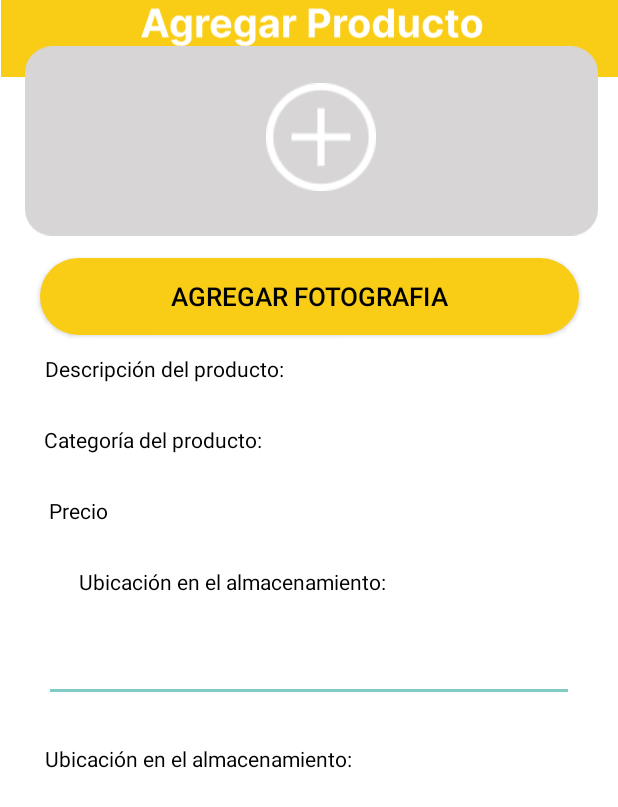
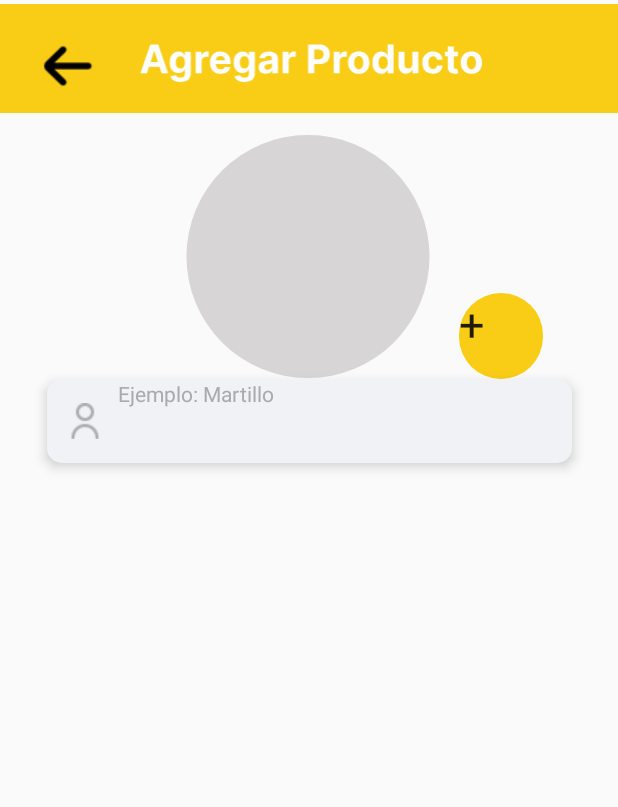
Before and after one commit to Ferreteria-Project/mobile4, an Android app built with Jetpack Compose: the agregarproducto3 screen opened directly, with no data from a screen before it, on a phone screen of 412 x 824 dp. Shown: the top 807 px of the screen. Run offline under Robolectric (Android 15) with nearby library versions, the phone set to English and light mode, and no system bars; our stand-ins replace CircleImageView.

Commit message:
Hfyuibruiehvruieszbf oscare lo odio

```diff
--- a/app/src/main/java/com/example/ferreteriafinal/DatosPersonales.kt
+++ b/app/src/main/java/com/example/ferreteriafinal/DatosPersonales.kt
@@ -35,8 +35,7 @@ class DatosPersonales : AppCompatActivity(), View.OnClickListener {
     private lateinit var databaseReference: DatabaseReference
 
     override fun onCreate(savedInstanceState: Bundle?) {
-        Thread.sleep(2000)
-        setTheme(R.style.splashcreen)
+
 
         super.onCreate(savedInstanceState)
         setContentView(R.layout.activity_datos_personales)
--- a/app/src/main/java/com/example/ferreteriafinal/LoginActivity.kt
+++ b/app/src/main/java/com/example/ferreteriafinal/LoginActivity.kt
@@ -18,6 +18,10 @@ class LoginActivity : AppCompatActivity() {
     private lateinit var firebaseAuth: FirebaseAuth
 
     override fun onCreate(savedInstanceState: Bundle?) {
+        Thread.sleep(2000)
+        setTheme(R.style.splashcreen)
+
+
         super.onCreate(savedInstanceState)
         setContentView(R.layout.activity_login)
 
--- a/app/src/main/java/com/example/ferreteriafinal/AgregarProducto.kt
+++ b/app/src/main/java/com/example/ferreteriafinal/agregarproducto3.kt
@@ -3,9 +3,9 @@ package com.example.ferreteriafinal
 import androidx.appcompat.app.AppCompatActivity
 import android.os.Bundle
 
-class AgregarProducto : AppCompatActivity() {
+class agregarproducto3 : AppCompatActivity() {
     override fun onCreate(savedInstanceState: Bundle?) {
         super.onCreate(savedInstanceState)
-        setContentView(R.layout.activity_agregar_producto)
+        setContentView(R.layout.activity_agregarproducto3)
     }
 }
--- /dev/null
+++ b/app/src/main/java/com/example/ferreteriafinal/ui/theme/Color.kt
@@ -0,0 +1,11 @@
+package com.example.ferreteriafinal.ui.theme
+
+import androidx.compose.ui.graphics.Color
+
+val Purple80 = Color(0xFFD0BCFF)
+val PurpleGrey80 = Color(0xFFCCC2DC)
+val Pink80 = Color(0xFFEFB8C8)
+
+val Purple40 = Color(0xFF6650a4)
+val PurpleGrey40 = Color(0xFF625b71)
+val Pink40 = Color(0xFF7D5260)
--- /dev/null
+++ b/app/src/main/java/com/example/ferreteriafinal/ui/theme/Theme.kt
@@ -0,0 +1,70 @@
+package com.example.ferreteriafinal.ui.theme
+
+import android.app.Activity
+import android.os.Build
+import androidx.compose.foundation.isSystemInDarkTheme
+import androidx.compose.material3.MaterialTheme
+import androidx.compose.material3.darkColorScheme
+import androidx.compose.material3.dynamicDarkColorScheme
+import androidx.compose.material3.dynamicLightColorScheme
+import androidx.compose.material3.lightColorScheme
+import androidx.compose.runtime.Composable
+import androidx.compose.runtime.SideEffect
+import androidx.compose.ui.graphics.toArgb
+import androidx.compose.ui.platform.LocalContext
+import androidx.compose.ui.platform.LocalView
+import androidx.core.view.WindowCompat
+
+private val DarkColorScheme = darkColorScheme(
+    primary = Purple80,
+    secondary = PurpleGrey80,
+    tertiary = Pink80
+)
+
+private val LightColorScheme = lightColorScheme(
+    primary = Purple40,
+    secondary = PurpleGrey40,
+    tertiary = Pink40
+
+    /* Other default colors to override
+    background = Color(0xFFFFFBFE),
+    surface = Color(0xFFFFFBFE),
+    onPrimary = Color.White,
+    onSecondary = Color.White,
+    onTertiary = Color.White,
+    onBackground = Color(0xFF1C1B1F),
+    onSurface = Color(0xFF1C1B1F),
+    */
+)
+
+@Composable
+fun FerreteriaFinalTheme(
+    darkTheme: Boolean = isSystemInDarkTheme(),
+    // Dynamic color is available on Android 12+
+    dynamicColor: Boolean = true,
+    content: @Composable () -> Unit
+) {
+    val colorScheme = when {
+        dynamicColor && Build.VERSION.SDK_INT >= Build.VERSION_CODES.S -> {
+            val context = LocalContext.current
+            if (darkTheme) dynamicDarkColorScheme(context) else dynamicLightColorScheme(context)
+        }
+
+        darkTheme -> DarkColorScheme
+        else -> LightColorScheme
+    }
+    val view = LocalView.current
+    if (!view.isInEditMode) {
+        SideEffect {
+            val window = (view.context as Activity).window
+            window.statusBarColor = colorScheme.primary.toArgb()
+            WindowCompat.getInsetsController(window, view).isAppearanceLightStatusBars = darkTheme
+        }
+    }
+
+    MaterialTheme(
+        colorScheme = colorScheme,
+        typography = Typography,
+        content = content
+    )
+}
--- /dev/null
+++ b/app/src/main/java/com/example/ferreteriafinal/ui/theme/Type.kt
@@ -0,0 +1,34 @@
+package com.example.ferreteriafinal.ui.theme
+
+import androidx.compose.material3.Typography
+import androidx.compose.ui.text.TextStyle
+import androidx.compose.ui.text.font.FontFamily
+import androidx.compose.ui.text.font.FontWeight
+import androidx.compose.ui.unit.sp
+
+// Set of Material typography styles to start with
+val Typography = Typography(
+    bodyLarge = TextStyle(
+        fontFamily = FontFamily.Default,
+        fontWeight = FontWeight.Normal,
+        fontSize = 16.sp,
+        lineHeight = 24.sp,
+        letterSpacing = 0.5.sp
+    )
+    /* Other default text styles to override
+    titleLarge = TextStyle(
+        fontFamily = FontFamily.Default,
+        fontWeight = FontWeight.Normal,
+        fontSize = 22.sp,
+        lineHeight = 28.sp,
+        letterSpacing = 0.sp
+    ),
+    labelSmall = TextStyle(
+        fontFamily = FontFamily.Default,
+        fontWeight = FontWeight.Medium,
+        fontSize = 11.sp,
+        lineHeight = 16.sp,
+        letterSpacing = 0.5.sp
+    )
+    */
+)
--- /dev/null
+++ b/app/src/main/res/drawable/rectangle.xml
@@ -0,0 +1,3 @@
+<svg width="327" height="108" viewBox="0 0 327 108" fill="none" xmlns="http://www.w3.org/2000/svg">
+<rect width="327" height="108" rx="15" fill="#D7D5D5"/>
+</svg>
--- a/app/src/main/res/layout/activity_agregar_producto.xml
+++ /dev/null
@@ -1,205 +0,0 @@
-<?xml version="1.0" encoding="utf-8"?>
-<androidx.constraintlayout.widget.ConstraintLayout xmlns:android="http://schemas.android.com/apk/res/android"
-    xmlns:app="http://schemas.android.com/apk/res-auto"
-    xmlns:tools="http://schemas.android.com/tools"
-    android:layout_width="match_parent"
-    android:layout_height="match_parent"
-    android:background="#FFFFFF">
-
-    <Button
-        android:id="@+id/btnSiguienteM2"
-        android:layout_width="359dp"
-        android:layout_height="51dp"
-        android:background="@drawable/button_edityellow"
-        android:text="agregar fotografia"
-        android:textColor="#000000"
-        android:textSize="17sp"
-        app:layout_constraintBottom_toBottomOf="parent"
-        app:layout_constraintEnd_toEndOf="parent"
-        app:layout_constraintStart_toStartOf="parent"
-        app:layout_constraintTop_toBottomOf="@+id/imageView8"
-        app:layout_constraintVertical_bias="0.019" />
-
-    <ImageView
-        android:id="@+id/imageView5"
-        android:layout_width="411dp"
-        android:layout_height="74dp"
-        app:layout_constraintBottom_toTopOf="@+id/imageView8"
-        app:layout_constraintEnd_toEndOf="parent"
-        app:layout_constraintStart_toStartOf="parent"
-        app:layout_constraintTop_toTopOf="parent"
-        app:srcCompat="@drawable/barra_superior_agregarp" />
-
-    <ImageView
-        android:id="@+id/imageView8"
-        android:layout_width="382dp"
-        android:layout_height="132dp"
-        app:layout_constraintBottom_toTopOf="@+id/textView4"
-        app:layout_constraintEnd_toEndOf="parent"
-        app:layout_constraintHorizontal_bias="0.551"
-        app:layout_constraintStart_toStartOf="parent"
-        app:layout_constraintTop_toTopOf="parent"
-        app:layout_constraintVertical_bias="0.15"
-        app:srcCompat="@drawable/rectangle_67" />
-
-    <ImageView
-        android:id="@+id/imageView9"
-        android:layout_width="wrap_content"
-        android:layout_height="wrap_content"
-        app:layout_constraintBottom_toBottomOf="@+id/imageView8"
-        app:layout_constraintEnd_toEndOf="@+id/imageView8"
-        app:layout_constraintHorizontal_bias="0.52"
-        app:layout_constraintStart_toStartOf="@+id/imageView8"
-        app:layout_constraintTop_toTopOf="@+id/imageView8"
-        app:layout_constraintVertical_bias="0.45"
-        app:srcCompat="@drawable/plus" />
-
-    <TextView
-        android:id="@+id/textView4"
-        android:layout_width="wrap_content"
-        android:layout_height="wrap_content"
-        android:text="Nombre del producto:"
-        android:textColor="#000000"
-        app:layout_constraintBottom_toTopOf="@+id/textView5"
-        app:layout_constraintEnd_toEndOf="parent"
-        app:layout_constraintHorizontal_bias="0.12"
-        app:layout_constraintStart_toStartOf="parent"
-        app:layout_constraintTop_toBottomOf="@+id/imageView8"
-        app:layout_constraintVertical_bias="0.067" />
-
-    <TextView
-        android:id="@+id/textView5"
-        android:layout_width="wrap_content"
-        android:layout_height="wrap_content"
-        android:text="Descripción del producto:"
-        android:textColor="#000000"
-        app:layout_constraintBottom_toTopOf="@+id/textView6"
-        app:layout_constraintEnd_toEndOf="parent"
-        app:layout_constraintHorizontal_bias="0.12"
-        app:layout_constraintStart_toStartOf="parent"
-        app:layout_constraintTop_toBottomOf="@+id/textView4"
-        app:layout_constraintVertical_bias="0.055" />
-
-    <TextView
-        android:id="@+id/textView6"
-        android:layout_width="wrap_content"
-        android:layout_height="wrap_content"
-        android:text="Categoría del producto:"
-        android:textColor="#000000"
-        app:layout_constraintBottom_toTopOf="@+id/textView7"
-        app:layout_constraintEnd_toEndOf="parent"
-        app:layout_constraintHorizontal_bias="0.109"
-        app:layout_constraintStart_toStartOf="parent"
-        app:layout_constraintTop_toBottomOf="@+id/textView5"
-        app:layout_constraintVertical_bias="0.055" />
-
-    <TextView
-        android:id="@+id/textView7"
-        android:layout_width="wrap_content"
-        android:layout_height="wrap_content"
-        android:text="Precio"
-        android:textColor="#000000"
-        app:layout_constraintBottom_toTopOf="@+id/textView8"
-        app:layout_constraintEnd_toEndOf="parent"
-        app:layout_constraintHorizontal_bias="0.088"
-        app:layout_constraintStart_toStartOf="parent"
-        app:layout_constraintTop_toBottomOf="@+id/textView6"
-        app:layout_constraintVertical_bias="0.055" />
-
-    <TextView
-        android:id="@+id/textView8"
-        android:layout_width="wrap_content"
-        android:layout_height="wrap_content"
-        android:text="Ubicación en el almacenamiento:"
-        android:textColor="#000000"
-        app:layout_constraintBottom_toTopOf="@+id/editTextTextPersonName"
-        app:layout_constraintEnd_toEndOf="parent"
-        app:layout_constraintHorizontal_bias="0.253"
-        app:layout_constraintStart_toStartOf="parent"
-        app:layout_constraintTop_toBottomOf="@+id/textView7"
-        app:layout_constraintVertical_bias="0.055" />
-
-    <TextView
-        android:id="@+id/textView9"
-        android:layout_width="wrap_content"
-        android:layout_height="wrap_content"
-        android:text="Ubicación en el almacenamiento:"
-        android:textColor="#000000"
-        app:layout_constraintBottom_toTopOf="@+id/editTextTextPersonName2"
-        app:layout_constraintEnd_toEndOf="parent"
-        app:layout_constraintHorizontal_bias="0.146"
-        app:layout_constraintStart_toStartOf="parent"
-        app:layout_constraintTop_toBottomOf="@+id/editTextTextPersonName"
-        app:layout_constraintVertical_bias="0.055" />
-
-    <EditText
-        android:id="@+id/editTextTextPersonName"
-        android:layout_width="353dp"
-        android:layout_height="42dp"
-        android:ems="10"
-        android:inputType="textPersonName"
-        android:text="Name"
-        app:layout_constraintBottom_toTopOf="@+id/textView9"
-        app:layout_constraintEnd_toEndOf="parent"
-        app:layout_constraintStart_toStartOf="parent"
-        app:layout_constraintTop_toBottomOf="@+id/textView8"
-        app:layout_constraintVertical_bias="0.055" />
-
-    <EditText
-        android:id="@+id/editTextTextPersonName2"
-        android:layout_width="353dp"
-        android:layout_height="42dp"
-        android:ems="10"
-        android:inputType="textPersonName"
-        android:text="Name"
-        app:layout_constraintBottom_toTopOf="@+id/editTextTextPersonName5"
-        app:layout_constraintEnd_toEndOf="parent"
-        app:layout_constraintHorizontal_bias="0.448"
-        app:layout_constraintStart_toStartOf="parent"
-        app:layout_constraintTop_toBottomOf="@+id/textView9"
-        app:layout_constraintVertical_bias="0.055" />
-
-    <EditText
-        android:id="@+id/editTextTextPersonName5"
-        android:layout_width="353dp"
-        android:layout_height="42dp"
-        android:ems="10"
-        android:inputType="textPersonName"
-        android:text="Name"
-        app:layout_constraintBottom_toTopOf="@+id/editTextTextPersonName4"
-        app:layout_constraintEnd_toEndOf="parent"
-        app:layout_constraintStart_toStartOf="parent"
-        app:layout_constraintTop_toBottomOf="@+id/editTextTextPersonName2"
-        app:layout_constraintVertical_bias="0.055" />
-
-    <EditText
-        android:id="@+id/editTextTextPersonName4"
-        android:layout_width="353dp"
-        android:layout_height="42dp"
-        android:ems="10"
-        android:inputType="textPersonName"
-        android:text="Name"
-        app:layout_constraintBottom_toTopOf="@+id/editTextTextPersonName3"
-        app:layout_constraintEnd_toEndOf="parent"
-        app:layout_constraintHorizontal_bias="0.448"
-        app:layout_constraintStart_toStartOf="parent"
-        app:layout_constraintTop_toBottomOf="@+id/editTextTextPersonName5"
-        app:layout_constraintVertical_bias="0.055" />
-
-    <EditText
-        android:id="@+id/editTextTextPersonName3"
-        android:layout_width="353dp"
-        android:layout_height="42dp"
-        android:ems="10"
-        android:inputType="textPersonName"
-        android:text="Name"
-        app:layout_constraintBottom_toBottomOf="parent"
-        app:layout_constraintEnd_toEndOf="parent"
-        app:layout_constraintHorizontal_bias="0.448"
-        app:layout_constraintStart_toStartOf="parent"
-        app:layout_constraintTop_toBottomOf="@+id/editTextTextPersonName4"
-        app:layout_constraintVertical_bias="0.055" />
-
-    <!-- Aquí puedes agregar más vistas y elementos según tus necesidades -->
-
-</androidx.constraintlayout.widget.ConstraintLayout>
--- /dev/null
+++ b/app/src/main/res/layout/activity_agregarproducto3.xml
@@ -0,0 +1,98 @@
+<?xml version="1.0" encoding="utf-8"?>
+<androidx.constraintlayout.widget.ConstraintLayout xmlns:android="http://schemas.android.com/apk/res/android"
+    xmlns:app="http://schemas.android.com/apk/res-auto"
+    xmlns:tools="http://schemas.android.com/tools"
+    android:layout_width="match_parent"
+    android:layout_height="match_parent"
+    tools:context=".agregarproducto3">
+
+    <ScrollView
+        android:id="@+id/scrollView2"
+        android:layout_width="match_parent"
+        android:layout_height="match_parent"
+        app:layout_constraintBottom_toBottomOf="parent"
+        app:layout_constraintEnd_toEndOf="parent"
+        app:layout_constraintHorizontal_bias="1.0"
+        app:layout_constraintStart_toStartOf="parent"
+        app:layout_constraintTop_toTopOf="parent"
+        app:layout_constraintVertical_bias="0.0">
+
+        <LinearLayout
+            android:layout_width="match_parent"
+            android:layout_height="wrap_content"
+            android:orientation="vertical" />
+    </ScrollView>
+
+    <ImageView
+        android:id="@+id/imageView2"
+        android:layout_width="412dp"
+        android:layout_height="78dp"
+        app:layout_constraintBottom_toBottomOf="parent"
+        app:layout_constraintEnd_toEndOf="parent"
+        app:layout_constraintHorizontal_bias="1.0"
+        app:layout_constraintStart_toStartOf="parent"
+        app:layout_constraintTop_toTopOf="parent"
+        app:layout_constraintVertical_bias="0.0"
+        app:srcCompat="@drawable/barra_superior_agregarp" />
+
+    <Button
+        android:id="@+id/btnBackD2"
+        android:layout_width="54dp"
+        android:layout_height="52dp"
+        android:background="@drawable/flechaizquierda"
+        app:layout_constraintBottom_toBottomOf="parent"
+        app:layout_constraintEnd_toEndOf="parent"
+        app:layout_constraintHorizontal_bias="0.044"
+        app:layout_constraintStart_toStartOf="parent"
+        app:layout_constraintTop_toTopOf="parent"
+        app:layout_constraintVertical_bias="0.023" />
+
+    <de.hdodenhof.circleimageview.CircleImageView
+        android:id="@+id/imgf"
+        android:layout_width="400dp"
+        android:layout_height="163dp"
+        android:src="@drawable/rectangle_67"
+        app:civ_border_color="#00000000"
+        app:civ_border_width="0.5dp"
+        app:layout_constraintBottom_toBottomOf="parent"
+        app:layout_constraintEnd_toEndOf="parent"
+        app:layout_constraintHorizontal_bias="0.454"
+        app:layout_constraintStart_toStartOf="parent"
+        app:layout_constraintTop_toBottomOf="@+id/imageView2"
+        app:layout_constraintVertical_bias="0.02" />
+
+    <Button
+        android:id="@+id/btnAgregarF"
+        android:layout_width="56dp"
+        android:layout_height="57dp"
+        android:background="@drawable/button_edityellow"
+        android:text="+"
+        android:textSize="30sp"
+        app:layout_constraintBottom_toBottomOf="@+id/imgf"
+        app:layout_constraintEnd_toEndOf="@+id/imgf"
+        app:layout_constraintHorizontal_bias="0.875"
+        app:layout_constraintStart_toStartOf="parent"
+        app:layout_constraintTop_toTopOf="@+id/imgf"
+        app:layout_constraintVertical_bias="1.0" />
+
+    <EditText
+        android:id="@+id/txtnomP"
+        android:layout_width="350dp"
+        android:layout_height="56dp"
+        android:background="@drawable/custom_edittext"
+        android:drawableStart="@drawable/user2"
+        android:drawablePadding="10dp"
+        android:elevation="5dp"
+        android:ems="10"
+        android:hint="Ejemplo: Martillo"
+        android:inputType="textPersonName"
+        android:paddingStart="13dp"
+        android:textColor="@color/black"
+        android:textColorHint="@android:color/darker_gray"
+        app:layout_constraintBottom_toBottomOf="parent"
+        app:layout_constraintEnd_toEndOf="@+id/scrollView2"
+        app:layout_constraintStart_toStartOf="parent"
+        app:layout_constraintTop_toBottomOf="@+id/imgf"
+        app:layout_constraintVertical_bias="0.0" />
+
+</androidx.constraintlayout.widget.ConstraintLayout>
--- a/app/src/main/res/values/strings.xml
+++ b/app/src/main/res/values/strings.xml
@@ -1,3 +1,4 @@
 <resources>
     <string name="app_name">Ferreteria Final</string>
+    <string name="title_activity_agregar_producto1">agregarProducto1</string>
 </resources>
--- a/app/src/main/res/values/themes.xml
+++ b/app/src/main/res/values/themes.xml
@@ -16,9 +16,11 @@
 
     <style name="splashcreen" parent="Theme.AppCompat.NoActionBar">
 
-        <item name="android:windowBackground" >@drawable/fondo_splash </item>
+        <item name="android:windowBackground">@drawable/fondo_splash</item>
         <!-- <item name="android:statusBarColor" tools:targetApi="1"> ?attr/colorPrimary </item> -->
 
     </style>
 
+    <style name="Theme.Design.NoActionBar" parent="android:Theme.Material.Light.NoActionBar" />
+
 </resources>
```
Also changed, not shown: app/build.gradle (+25 -0 lines), app/src/main/AndroidManifest.xml (+8 -0 lines), app/src/main/res/drawable/Rectangle 67.svg (added).
